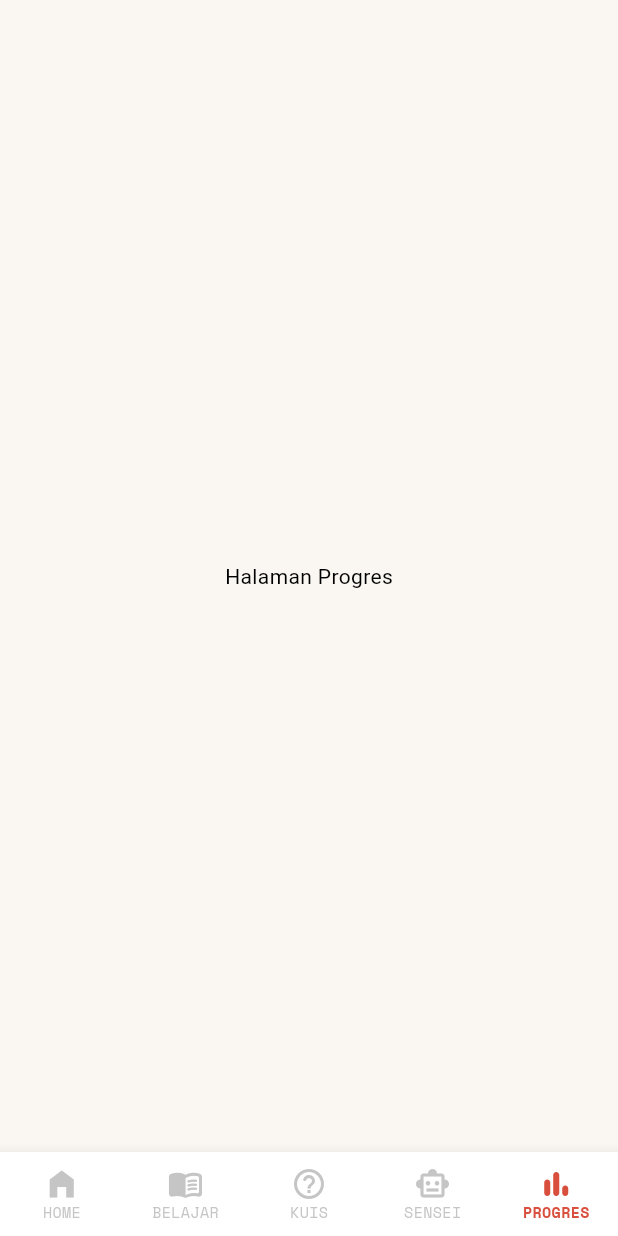
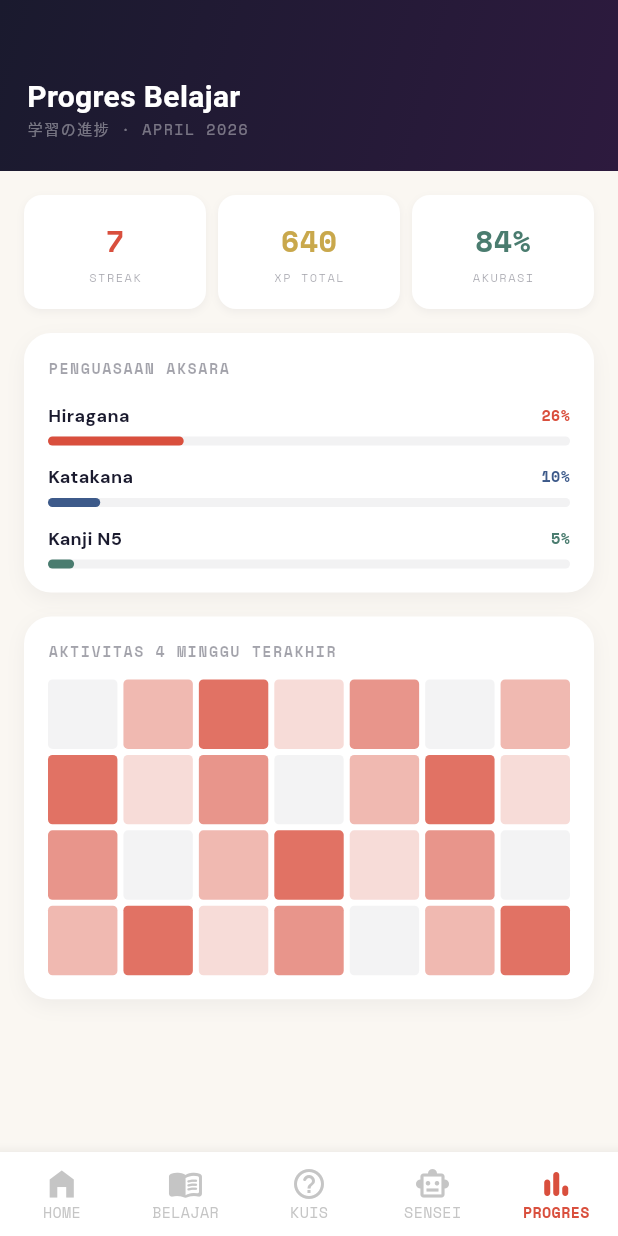
Before and after one commit to arell74/tanoshii-app, a Flutter app: the MainNavigation screen opened directly, item 5 of the bottom bar chosen, on a phone screen of 412 x 824 dp. Run offline on Flutter 3.47's test engine with Material 3 defaults, Android fonts, the phone set to English and light mode, and no system bars; our stand-ins replace google_fonts.

Commit message:
feat: add progress screen

```diff
--- a/lib/screens/chat_bot/chat_bot_screen.dart
+++ b/lib/screens/chat_bot/chat_bot_screen.dart
@@ -1,3 +1,5 @@
+// ignore_for_file: deprecated_member_use
+
 import 'package:flutter/material.dart';
 import 'package:google_fonts/google_fonts.dart';
 
@@ -41,7 +43,6 @@ class _AiSenseiScreenState extends State<ChatBotScreen> {
             ),
             child: Row(
               children: [
-                // Avatar AI
                 Container(
                   width: 40,
                   height: 40,
--- a/lib/screens/main_navigation.dart
+++ b/lib/screens/main_navigation.dart
@@ -1,5 +1,6 @@
 import 'package:flutter/material.dart';
 import 'package:google_fonts/google_fonts.dart';
+import 'package:tanoshii_app/screens/progress/progress_screen.dart';
 import '/screens/chat_bot/chat_bot_screen.dart';
 import '/screens/flashcard/flashcard_screen.dart';
 import '/screens/quiz/quiz_screen.dart';
@@ -35,7 +36,7 @@ class _MainNavigationState extends State<MainNavigation> {
       ),
       const QuizScreen(),
       const ChatBotScreen(),
-      const Center(child: Text('Halaman Progres')),
+      const ProgressScreen( ),
     ];
 
     return Scaffold(
--- /dev/null
+++ b/lib/screens/progress/progress_screen.dart
@@ -0,0 +1,181 @@
+import 'package:flutter/material.dart';
+import 'package:google_fonts/google_fonts.dart';
+
+class ProgressScreen extends StatelessWidget {
+  const ProgressScreen({Key? key}) : super(key: key);
+
+  @override
+  Widget build(BuildContext context) {
+    const Color ink = Color(0xFF1A1A2E);
+    const Color paper = Color(0xFFFAF7F2);
+    const Color vermillion = Color(0xFFD94F3D);
+    const Color gold = Color(0xFFC9A84C);
+    const Color sage = Color(0xFF4A7C6F);
+
+    return Scaffold(
+      backgroundColor: paper,
+      body: Column(
+        children: [
+          // ── HEADER SECTION ──
+          Container(
+            width: double.infinity,
+            padding: const EdgeInsets.fromLTRB(18, 50, 18, 20),
+            decoration: const BoxDecoration(
+              gradient: LinearGradient(
+                colors: [ink, Color(0xFF2D1A3E)],
+                begin: Alignment.topLeft,
+                end: Alignment.bottomRight,
+              ),
+            ),
+            child: Column(
+              crossAxisAlignment: CrossAxisAlignment.start,
+              children: [
+                Text('Progres Belajar',
+                  style: GoogleFonts.notoSerifJp(color: Colors.white, fontSize: 20, fontWeight: FontWeight.bold)),
+                Text('学習の進捗 · APRIL 2026',
+                  style: GoogleFonts.spaceMono(color: Colors.white.withOpacity(0.4), fontSize: 10, letterSpacing: 1)),
+              ],
+            ),
+          ),
+
+          // ── BODY SECTION ──
+          Expanded(
+            child: ListView(
+              padding: const EdgeInsets.all(16),
+              children: [
+                // 1. STATS ROW
+                Row(
+                  children: [
+                    Expanded(child: _buildStatCard('7', 'Streak', vermillion)),
+                    const SizedBox(width: 8),
+                    Expanded(child: _buildStatCard('640', 'XP Total', gold)),
+                    const SizedBox(width: 8),
+                    Expanded(child: _buildStatCard('84%', 'Akurasi', sage)),
+                  ],
+                ),
+                const SizedBox(height: 16),
+
+                // 2. MASTERY CARD
+                Container(
+                  padding: const EdgeInsets.all(16),
+                  decoration: BoxDecoration(
+                    color: Colors.white,
+                    borderRadius: BorderRadius.circular(18),
+                    boxShadow: [
+                      BoxShadow(color: ink.withOpacity(0.05), blurRadius: 10, offset: const Offset(0, 4))
+                    ],
+                  ),
+                  child: Column(
+                    crossAxisAlignment: CrossAxisAlignment.start,
+                    children: [
+                      Text('PENGUASAAN AKSARA',
+                        style: GoogleFonts.spaceMono(fontSize: 10, color: ink.withOpacity(0.4), fontWeight: FontWeight.bold, letterSpacing: 1)),
+                      const SizedBox(height: 16),
+                      _buildMasteryItem('Hiragana', 0.26, vermillion),
+                      const SizedBox(height: 12),
+                      _buildMasteryItem('Katakana', 0.10, const Color(0xFF3D5A8A)),
+                      const SizedBox(height: 12),
+                      _buildMasteryItem('Kanji N5', 0.05, sage),
+                    ],
+                  ),
+                ),
+                const SizedBox(height: 16),
+
+                // 3. HEATMAP CARD
+                Container(
+                  padding: const EdgeInsets.all(16),
+                  decoration: BoxDecoration(
+                    color: Colors.white,
+                    borderRadius: BorderRadius.circular(18),
+                    boxShadow: [
+                      BoxShadow(color: ink.withOpacity(0.05), blurRadius: 10, offset: const Offset(0, 4))
+                    ],
+                  ),
+                  child: Column(
+                    crossAxisAlignment: CrossAxisAlignment.start,
+                    children: [
+                      Text('AKTIVITAS 4 MINGGU TERAKHIR',
+                        style: GoogleFonts.spaceMono(fontSize: 10, color: ink.withOpacity(0.4), fontWeight: FontWeight.bold, letterSpacing: 1)),
+                      const SizedBox(height: 12),
+                      // Heatmap Grid (7x4)
+                      GridView.builder(
+                        shrinkWrap: true,
+                        physics: const NeverScrollableScrollPhysics(),
+                        gridDelegate: const SliverGridDelegateWithFixedCrossAxisCount(
+                          crossAxisCount: 7,
+                          mainAxisSpacing: 4,
+                          crossAxisSpacing: 4,
+                        ),
+                        itemCount: 28,
+                        itemBuilder: (context, index) {
+                          // Logika dummy untuk warna heatmap
+                          int intensity = (index * 7) % 5;
+                          return Container(
+                            decoration: BoxDecoration(
+                              color: _getHeatmapColor(intensity, vermillion),
+                              borderRadius: BorderRadius.circular(3),
+                            ),
+                          );
+                        },
+                      ),
+                    ],
+                  ),
+                ),
+              ],
+            ),
+          ),
+        ],
+      ),
+    );
+  }
+
+  // Helper: Stat Card
+  Widget _buildStatCard(String value, String label, Color color) {
+    return Container(
+      padding: const EdgeInsets.symmetric(vertical: 16),
+      decoration: BoxDecoration(
+        color: Colors.white,
+        borderRadius: BorderRadius.circular(12),
+        boxShadow: [
+          BoxShadow(color: const Color(0xFF1A1A2E).withOpacity(0.05), blurRadius: 4, offset: const Offset(0, 2))
+        ],
+      ),
+      child: Column(
+        children: [
+          Text(value, style: GoogleFonts.spaceMono(fontSize: 20, fontWeight: FontWeight.bold, color: color)),
+          const SizedBox(height: 4),
+          Text(label.toUpperCase(), style: GoogleFonts.spaceMono(fontSize: 8, color: const Color(0xFF1A1A2E).withOpacity(0.4), letterSpacing: 1)),
+        ],
+      ),
+    );
+  }
+
+  // Helper: Mastery Bar
+  Widget _buildMasteryItem(String name, double percent, Color color) {
+    return Column(
+      children: [
+        Row(
+          mainAxisAlignment: MainAxisAlignment.spaceBetween,
+          children: [
+            Text(name, style: GoogleFonts.dmSans(fontSize: 12, fontWeight: FontWeight.bold, color: const Color(0xFF1A1A2E))),
+            Text('${(percent * 100).toInt()}%', style: GoogleFonts.spaceMono(fontSize: 10, color: color, fontWeight: FontWeight.bold)),
+          ],
+        ),
+        const SizedBox(height: 6),
+        LinearProgressIndicator(
+          value: percent,
+          backgroundColor: const Color(0xFF1A1A2E).withOpacity(0.06),
+          valueColor: AlwaysStoppedAnimation<Color>(color),
+          minHeight: 6,
+          borderRadius: BorderRadius.circular(3),
+        ),
+      ],
+    );
+  }
+
+  // Helper: Heatmap Color Logic
+  Color _getHeatmapColor(int intensity, Color baseColor) {
+    if (intensity == 0) return const Color(0xFF1A1A2E).withOpacity(0.05);
+    return baseColor.withOpacity(0.2 * intensity);
+  }
+}
```
